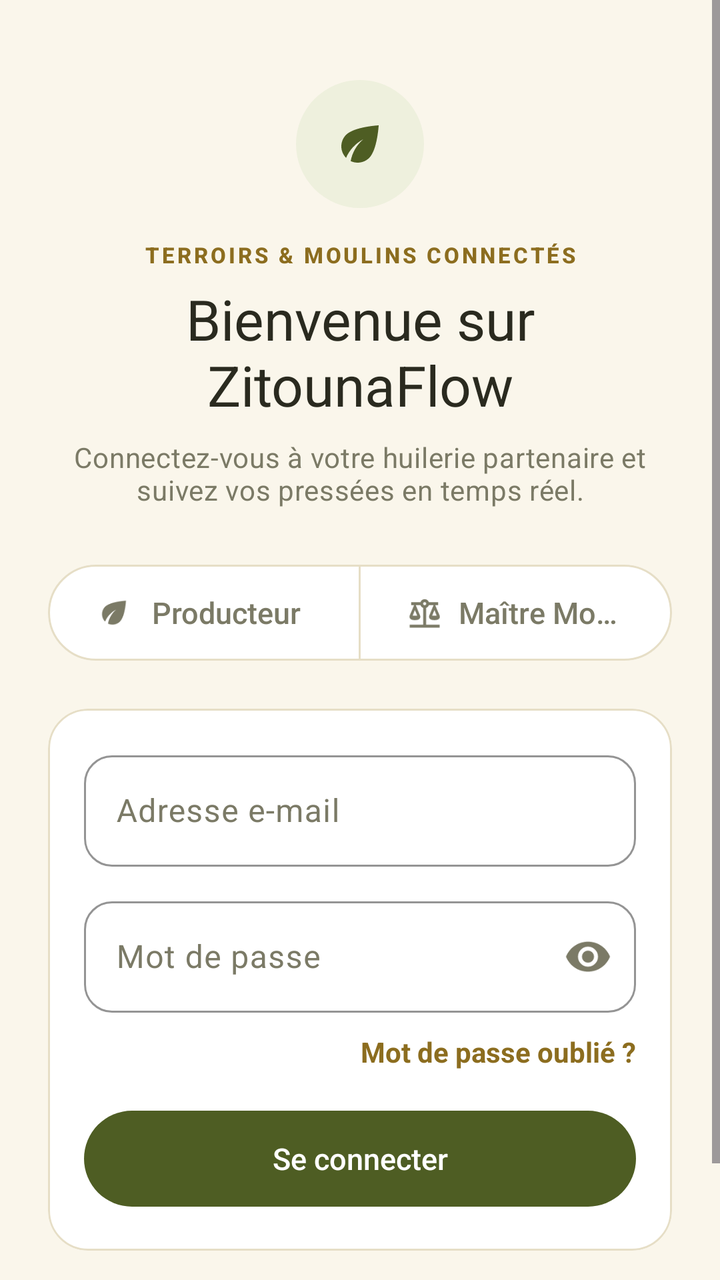
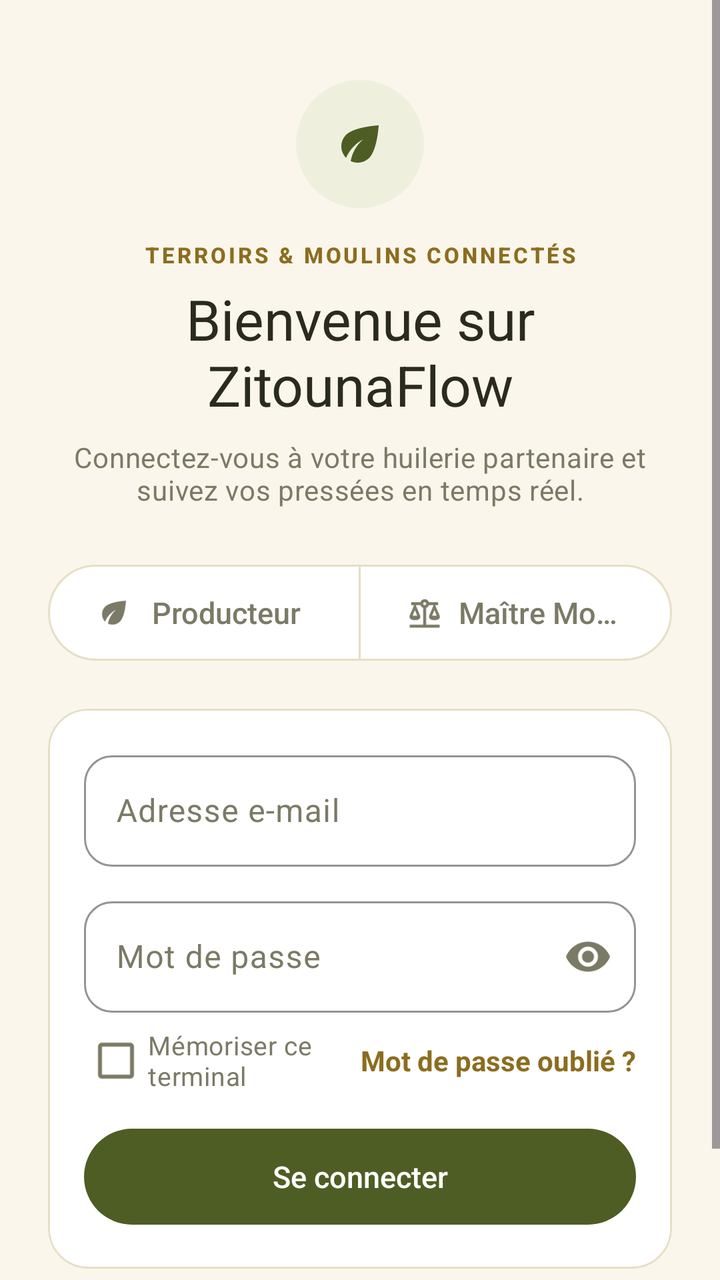

An Android layout rendered at two revisions. The XML below is the earlier revision; the diff shows what the commit changed to produce the second picture.
<!-- AndroidManifest.xml: application theme Theme.ZitounaProject -->
<!-- res/layout/activity_login.xml -->
<?xml version="1.0" encoding="utf-8"?>
<ScrollView xmlns:android="http://schemas.android.com/apk/res/android"
    xmlns:app="http://schemas.android.com/apk/res-auto"
    xmlns:tools="http://schemas.android.com/tools"
    android:layout_width="match_parent"
    android:layout_height="match_parent"
    android:background="@color/cream"
    android:fillViewport="true">

    <LinearLayout
        android:layout_width="match_parent"
        android:layout_height="wrap_content"
        android:orientation="vertical"
        android:padding="24dp">

    <FrameLayout
        android:layout_width="64dp"
        android:layout_height="64dp"
        android:layout_gravity="center_horizontal"
        android:layout_marginTop="16dp"
        android:background="@drawable/bg_circle_olive_light">

        <ImageView
            android:layout_width="28dp"
            android:layout_height="28dp"
            android:layout_gravity="center"
            android:contentDescription="@null"
            android:src="@drawable/ic_leaf"
            app:tint="@color/olive_700" />
    </FrameLayout>

    <TextView
        android:layout_width="match_parent"
        android:layout_height="wrap_content"
        android:layout_marginTop="16dp"
        android:gravity="center"
        android:text="@string/login_overline"
        android:textAppearance="@style/TextAppearance.Zitouna.Overline" />

    <TextView
        android:layout_width="match_parent"
        android:layout_height="wrap_content"
        android:layout_marginTop="6dp"
        android:gravity="center"
        android:text="@string/login_title"
        android:textAppearance="@style/TextAppearance.Zitouna.Display" />

    <TextView
        android:layout_width="match_parent"
        android:layout_height="wrap_content"
        android:layout_marginTop="8dp"
        android:gravity="center"
        android:text="@string/login_subtitle"
        android:textAppearance="@style/TextAppearance.Zitouna.Body" />

    <com.google.android.material.button.MaterialButtonToggleGroup
        android:id="@+id/toggleRole"
        android:layout_width="match_parent"
        android:layout_height="wrap_content"
        android:layout_marginTop="24dp"
        app:selectionRequired="true"
        app:singleSelection="true">

        <com.google.android.material.button.MaterialButton
            android:id="@+id/btnRoleAgriculteur"
            style="@style/Widget.Zitouna.Toggle"
            android:layout_width="0dp"
            android:layout_height="wrap_content"
            android:layout_weight="1"
            android:text="@string/role_agriculteur"
            app:icon="@drawable/ic_leaf" />

        <com.google.android.material.button.MaterialButton
            android:id="@+id/btnRoleGestionnaire"
            style="@style/Widget.Zitouna.Toggle"
            android:layout_width="0dp"
            android:layout_height="wrap_content"
            android:layout_weight="1"
            android:text="@string/role_gestionnaire"
            app:icon="@drawable/ic_scale" />
    </com.google.android.material.button.MaterialButtonToggleGroup>

    <com.google.android.material.card.MaterialCardView
        android:layout_width="match_parent"
        android:layout_height="wrap_content"
        android:layout_marginTop="20dp">

        <LinearLayout
            android:layout_width="match_parent"
            android:layout_height="wrap_content"
            android:orientation="vertical"
            android:padding="18dp">

    <com.google.android.material.textfield.TextInputLayout
        android:id="@+id/inputEmail"
        android:layout_width="match_parent"
        android:layout_height="wrap_content"
        android:layout_marginTop="0dp"
        android:hint="@string/hint_email">

        <com.google.android.material.textfield.TextInputEditText
            android:layout_width="match_parent"
            android:layout_height="wrap_content"
            android:inputType="textEmailAddress"
            android:maxLines="1" />
    </com.google.android.material.textfield.TextInputLayout>

    <com.google.android.material.textfield.TextInputLayout
        android:id="@+id/inputPassword"
        android:layout_width="match_parent"
        android:layout_height="wrap_content"
        android:layout_marginTop="12dp"
        android:hint="@string/hint_password"
        app:endIconMode="password_toggle">

        <com.google.android.material.textfield.TextInputEditText
            android:layout_width="match_parent"
            android:layout_height="wrap_content"
            android:inputType="textPassword"
            android:maxLines="1" />
    </com.google.android.material.textfield.TextInputLayout>

            <TextView
                android:id="@+id/txtForgot"
                android:layout_width="wrap_content"
                android:layout_height="wrap_content"
                android:layout_gravity="end"
                android:paddingVertical="10dp"
                android:text="@string/forgot_password"
                android:textColor="@color/gold_dark"
                android:textStyle="bold" />

            <com.google.android.material.button.MaterialButton
                android:id="@+id/btnLogin"
                android:layout_width="match_parent"
                android:layout_height="wrap_content"
                android:layout_marginTop="6dp"
                android:text="@string/login_button" />

            <com.google.android.material.progressindicator.LinearProgressIndicator
                android:id="@+id/progress"
                android:layout_width="match_parent"
                android:layout_height="wrap_content"
                android:layout_marginTop="10dp"
                android:indeterminate="true"
                android:visibility="gone"
                app:indicatorColor="@color/olive_700" />
        </LinearLayout>
    </com.google.android.material.card.MaterialCardView>

    <TextView
        android:id="@+id/txtRegister"
        android:layout_width="match_parent"
        android:layout_height="wrap_content"
        android:layout_marginTop="20dp"
        android:gravity="center"
        android:padding="8dp"
        android:text="@string/login_no_account"
        android:textColor="@color/olive_700"
        android:textStyle="bold" />

    </LinearLayout>
</ScrollView>
<!-- resources referenced by this layout -->
<resources>
  <color name="cream">#FAF6EB</color>
  <color name="gold_dark">#8C6D1F</color>
  <color name="olive_700">#4E5D23</color>
  <!-- drawable bg_circle_olive_light (drawable) -->
  <?xml version="1.0" encoding="utf-8"?>
  <shape xmlns:android="http://schemas.android.com/apk/res/android" android:shape="oval">
      <solid android:color="@color/olive_100" />
  </shape>
  <string name="forgot_password">Mot de passe oublié ?</string>
  <string name="hint_email">Adresse e-mail</string>
  <string name="hint_password">Mot de passe</string>
  <string name="login_button">Se connecter</string>
  <string name="login_no_account">Nouveau ? Créer un compte</string>
  <string name="login_overline">Terroirs &amp; moulins connectés</string>
  <string name="login_subtitle">Connectez-vous à votre huilerie partenaire et suivez vos pressées en temps réel.</string>
  <string name="login_title">Bienvenue sur ZitounaFlow</string>
  <string name="role_agriculteur">Producteur</string>
  <string name="role_gestionnaire">Maître Moulin</string>
  <style name="TextAppearance.Zitouna.Body" parent="TextAppearance.Material3.BodyMedium">
          <item name="android:textColor">@color/muted</item>
          <item name="android:textSize">14sp</item>
      </style>
  <style name="TextAppearance.Zitouna.Display" parent="TextAppearance.Material3.HeadlineMedium">
          <item name="android:fontFamily">serif</item>
          <item name="android:textColor">@color/ink</item>
          <item name="android:textSize">28sp</item>
      </style>
  <style name="TextAppearance.Zitouna.Overline" parent="TextAppearance.Material3.LabelSmall">
          <item name="android:textColor">@color/gold_dark</item>
          <item name="android:textSize">11sp</item>
          <item name="android:textStyle">bold</item>
          <item name="android:letterSpacing">0.12</item>
          <item name="android:textAllCaps">true</item>
      </style>
  <style name="Theme.ZitounaProject" parent="Base.Theme.ZitounaProject" />
  <color name="olive_100">#EEF0DD</color>
  <color name="muted">#7B7A66</color>
  <color name="ink">#2A2A1F</color>
  <color name="stroke">#E6DEC6</color>
  <color name="white">#FFFFFFFF</color>
  <color name="olive_900">#2F3A12</color>
  <color name="gold">#C9A24A</color>
  <color name="gold_light">#F3E7C4</color>
  <color name="error">#B3261E</color>
  <style name="Widget.Zitouna.Button" parent="Widget.Material3.Button">
          <item name="cornerRadius">28dp</item>
          <item name="android:minHeight">56dp</item>
          <item name="android:textAllCaps">false</item>
          <item name="android:textSize">15sp</item>
          <item name="android:letterSpacing">0</item>
          <item name="backgroundTint">@color/olive_700</item>
      </style>
  <style name="Widget.Zitouna.Button.Outlined" parent="Widget.Material3.Button.OutlinedButton">
          <item name="cornerRadius">28dp</item>
          <item name="android:minHeight">56dp</item>
          <item name="android:textAllCaps">false</item>
          <item name="android:textSize">15sp</item>
          <item name="android:letterSpacing">0</item>
          <item name="strokeColor">@color/olive_500</item>
          <item name="android:textColor">@color/olive_700</item>
      </style>
  <style name="Widget.Zitouna.Card" parent="Widget.Material3.CardView.Outlined">
          <item name="cardCornerRadius">20dp</item>
          <item name="cardBackgroundColor">@color/white</item>
          <item name="strokeColor">@color/stroke</item>
          <item name="cardElevation">0dp</item>
      </style>
  <color name="olive_500">#6B7A33</color>
  <!-- unchanged entries left out for length: 5 -->
</resources>

<!-- the commit's change to res/layout/activity_login.xml (unified diff, before → after) -->
@@ -120,15 +120,30 @@
             android:maxLines="1" />
     </com.google.android.material.textfield.TextInputLayout>
 
-            <TextView
-                android:id="@+id/txtForgot"
-                android:layout_width="wrap_content"
+            <LinearLayout
+                android:layout_width="match_parent"
                 android:layout_height="wrap_content"
-                android:layout_gravity="end"
-                android:paddingVertical="10dp"
-                android:text="@string/forgot_password"
-                android:textColor="@color/gold_dark"
-                android:textStyle="bold" />
+                android:gravity="center_vertical"
+                android:orientation="horizontal">
+
+                <com.google.android.material.checkbox.MaterialCheckBox
+                    android:id="@+id/chkMemoriser"
+                    android:layout_width="0dp"
+                    android:layout_height="wrap_content"
+                    android:layout_weight="1"
+                    android:text="@string/memoriser"
+                    android:textColor="@color/muted"
+                    android:textSize="13sp" />
+
+                <TextView
+                    android:id="@+id/txtForgot"
+                    android:layout_width="wrap_content"
+                    android:layout_height="wrap_content"
+                    android:paddingVertical="10dp"
+                    android:text="@string/forgot_password"
+                    android:textColor="@color/gold_dark"
+                    android:textStyle="bold" />
+            </LinearLayout>
 
             <com.google.android.material.button.MaterialButton
                 android:id="@+id/btnLogin"
<!-- resource entries referenced after the edit -->
@@ -16,6 +16,7 @@
   <string name="login_overline">Terroirs &amp; moulins connectés</string>
   <string name="login_subtitle">Connectez-vous à votre huilerie partenaire et suivez vos pressées en temps réel.</string>
   <string name="login_title">Bienvenue sur ZitounaFlow</string>
+  <string name="memoriser">Mémoriser ce terminal</string>
   <string name="role_agriculteur">Producteur</string>
   <string name="role_gestionnaire">Maître Moulin</string>
   <style name="TextAppearance.Zitouna.Body" parent="TextAppearance.Material3.BodyMedium">
